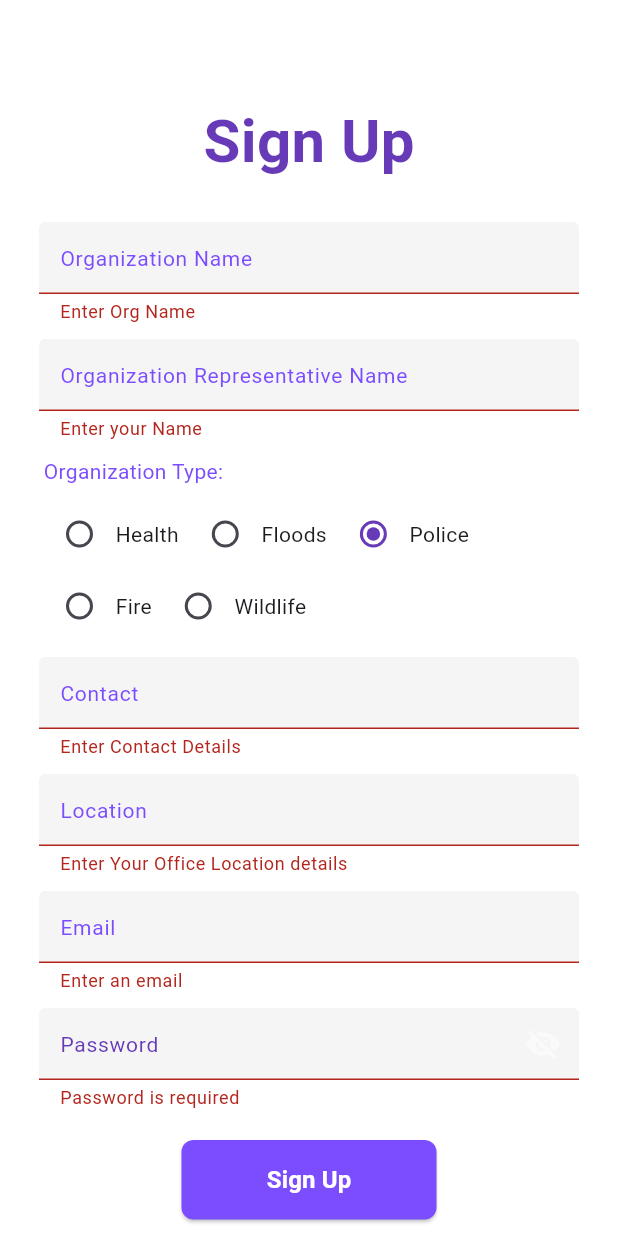
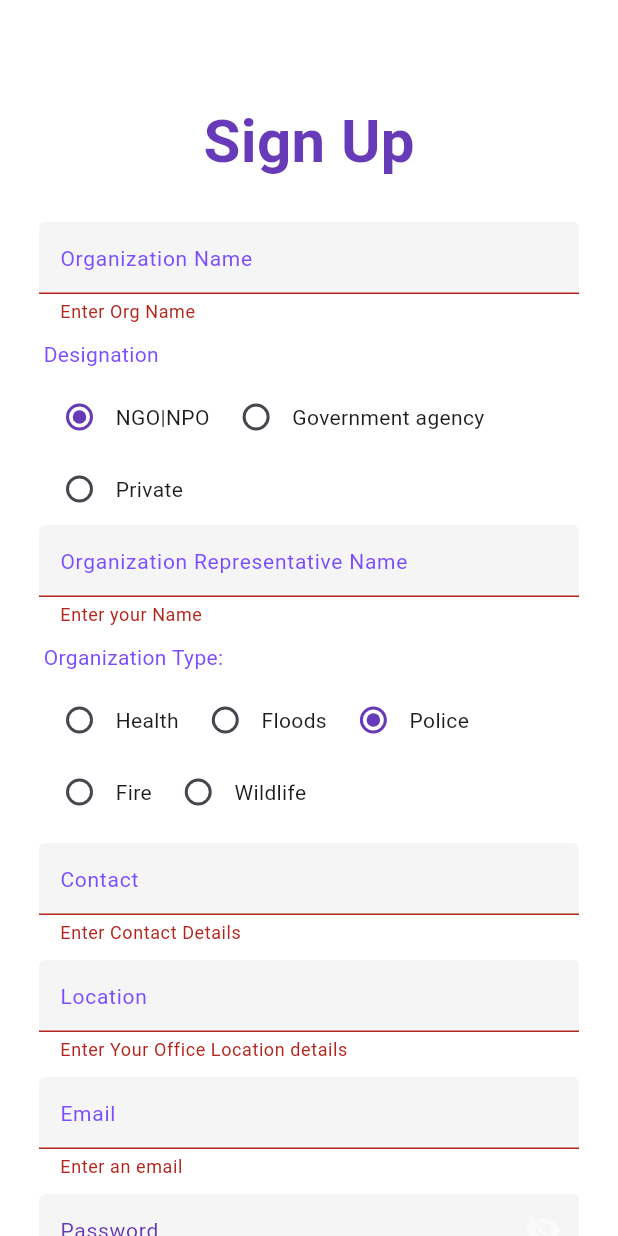
Before and after one commit to Nasiali-Eden/CityWatch, a Flutter app: the screen it shows after launch, after a tap on "Organisation", after a tap on "Sign Up", on a phone screen of 412 x 824 dp. Run offline on Flutter 3.47's test engine with Material 3 defaults, Android fonts, the phone set to English and light mode, and no system bars; our stand-ins replace cloud_firestore, firebase_auth, firebase_core; accounts and stored records are empty.

Commit message:
Controller

```diff
--- a/lib/Organization/Authentication/org_registration.dart
+++ b/lib/Organization/Authentication/org_registration.dart
@@ -15,6 +15,7 @@ class OrganizationRegistration extends StatefulWidget {
 }
 
 enum type { Health, Police, Fire, Floods, Wildlife,}
+enum designation {NGO, Government, Private}
 
 class _OrganizationRegistrationState extends State<OrganizationRegistration> {
   final _formKey = GlobalKey<FormState>();
@@ -23,6 +24,8 @@ class _OrganizationRegistrationState extends State<OrganizationRegistration> {
   final TextEditingController nameController = TextEditingController();
   final TextEditingController repController = TextEditingController();
   final TextEditingController typeController = TextEditingController();
+  final TextEditingController designationController = TextEditingController();
+
   final TextEditingController emailController = TextEditingController();
   final TextEditingController passwordController = TextEditingController();
   final TextEditingController contactController = TextEditingController();
@@ -43,6 +46,15 @@ class _OrganizationRegistrationState extends State<OrganizationRegistration> {
       _type = value;
     });
   }
+
+
+  designation? _designation = designation.NGO;
+  void _onDesignationChanged(designation? value) {
+    setState(() {
+      _designation = value;
+    });
+  }
+
   void _onRepNameChanged(String value) {
     setState(() {
       rep = value;
@@ -112,6 +124,68 @@ class _OrganizationRegistrationState extends State<OrganizationRegistration> {
                   onChanged: _onNameChanged,
                 ),
                 const SizedBox(height: 10),
+                Padding(
+                  padding: const EdgeInsets.symmetric(horizontal: 13),
+                  child: Column(
+                    crossAxisAlignment: CrossAxisAlignment.start,
+                    children: [
+                      const Text(
+                        'Designation',
+                        style: TextStyle(fontSize: 14, fontWeight: FontWeight.normal, color: Colors.deepPurpleAccent),
+                      ),
+                      const SizedBox(height: 8), // Add spacing between text and buttons
+                      Wrap(
+                        spacing: 7, // Space between radio buttons
+                        runSpacing: 0, // Space between lines if wrapped
+                        children: [
+                          Row(
+                            mainAxisSize: MainAxisSize.min,
+                            children: [
+                              Radio<designation>(
+                                groupValue: _designation,
+                                value: designation.NGO,
+                                onChanged: (designation? value) {
+                                  _onDesignationChanged(value);
+                                },
+                                activeColor: Colors.deepPurple,
+                              ),
+                              const Text('NGO|NPO'),
+                            ],
+                          ),
+                          Row(
+                            mainAxisSize: MainAxisSize.min,
+                            children: [
+                              Radio<designation>(
+                                groupValue: _designation,
+                                value: designation.Government,
+                                onChanged: (designation? value) {
+                                  _onDesignationChanged(value);
+                                },
+                                activeColor: Colors.deepPurple,
+                              ),
+                              const Text('Government agency'),
+                            ],
+                          ),
+                          Row(
+                            mainAxisSize: MainAxisSize.min,
+                            children: [
+                              Radio<designation>(
+                                groupValue: _designation,
+                                value: designation.Private,
+                                onChanged: (designation? value) {
+                                  _onDesignationChanged(value);
+                                },
+                                activeColor: Colors.deepPurple,
+                              ),
+                              const Text('Private'),
+                            ],
+                          ),
+                        ],
+                      ),
+                    ],
+                  ),
+                ),
+
                 MyTextField(
                   validator: (value) => value!.isEmpty ? 'Enter your Name' : null,
                   obscureText: false,
@@ -280,6 +354,8 @@ class _OrganizationRegistrationState extends State<OrganizationRegistration> {
                           'Organization',
                           {
                             'Name': nameController.text,
+                            'OrgRep': repController.text,
+                            'Designation': designationController.text,
                             'Location': locationController.text,
                             'Type': typeController.text,
                             'Contact': contactController.text,
```
